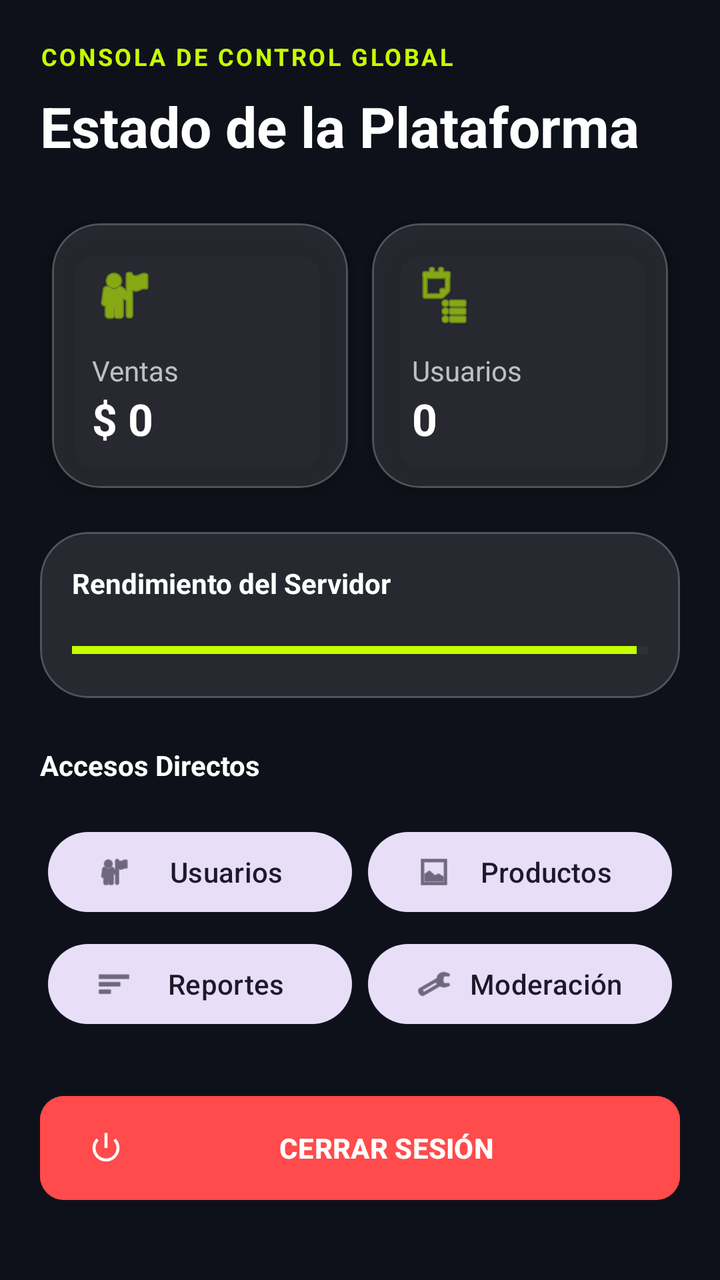
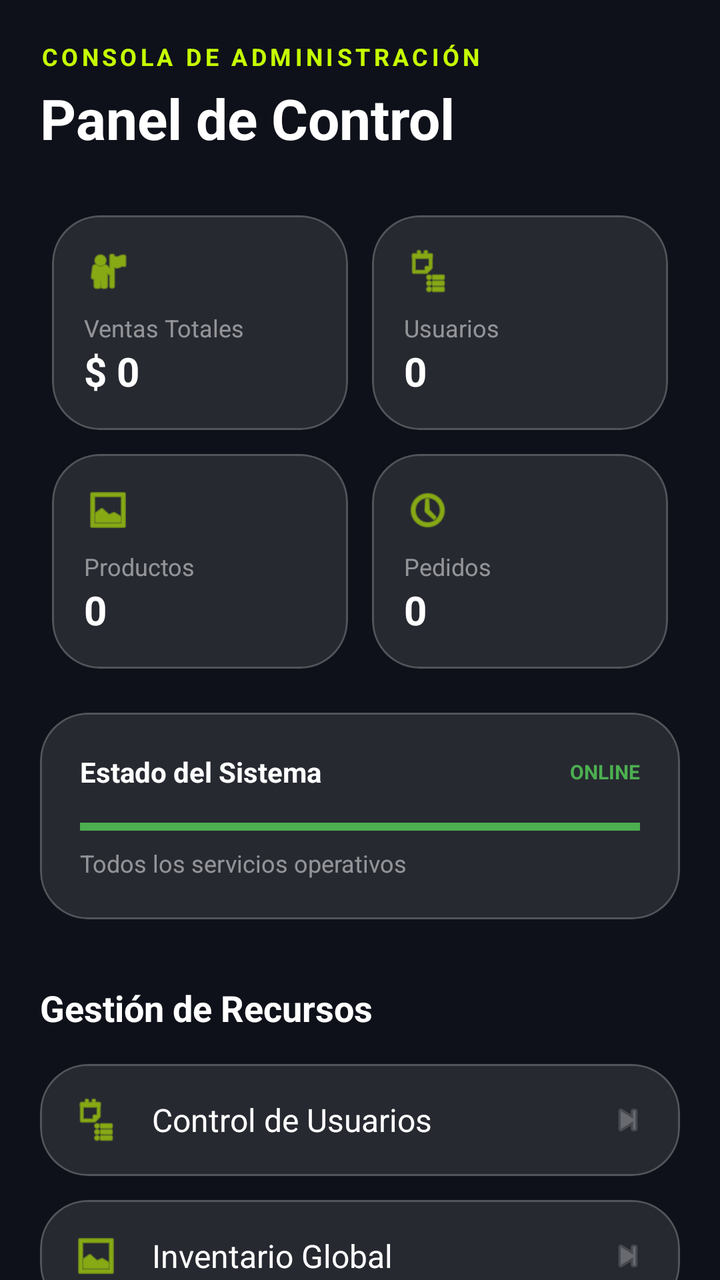

Two renders of the same Android screen: before a commit and after it. Below are the layout's source before the change and the commit's diff.
<!-- AndroidManifest.xml: application theme Theme.VoltCore -->
<!-- res/layout/fragment_admin_dashboard.xml -->
<?xml version="1.0" encoding="utf-8"?>
<androidx.core.widget.NestedScrollView xmlns:android="http://schemas.android.com/apk/res/android"
    xmlns:app="http://schemas.android.com/apk/res-auto"
    android:layout_width="match_parent"
    android:layout_height="match_parent"
    android:background="@color/volt_background">

    <LinearLayout
        android:layout_width="match_parent"
        android:layout_height="wrap_content"
        android:orientation="vertical"
        android:padding="20dp">

        <TextView
            android:layout_width="wrap_content"
            android:layout_height="wrap_content"
            android:layout_marginBottom="8dp"
            android:text="CONSOLA DE CONTROL GLOBAL"
            android:textColor="@color/volt_primary"
            android:textSize="12sp"
            android:letterSpacing="0.1"
            android:textStyle="bold" />

        <TextView
            android:layout_width="wrap_content"
            android:layout_height="wrap_content"
            android:layout_marginBottom="24dp"
            android:text="Estado de la Plataforma"
            android:textColor="@color/white"
            android:textSize="28sp"
            android:textStyle="bold" />

        <GridLayout
            android:layout_width="match_parent"
            android:layout_height="wrap_content"
            android:columnCount="2"
            android:rowCount="2">

            <com.google.android.material.card.MaterialCardView
                style="@style/Widget.VoltCore.Card"
                android:layout_width="0dp"
                android:layout_height="wrap_content"
                android:layout_columnWeight="1"
                android:layout_margin="6dp"
                app:cardElevation="8dp">
                <LinearLayout
                    android:layout_width="match_parent"
                    android:layout_height="wrap_content"
                    android:gravity="start"
                    android:orientation="vertical"
                    android:padding="20dp">
                    <ImageView
                        android:layout_width="32dp"
                        android:layout_height="32dp"
                        android:src="@android:drawable/ic_menu_myplaces"
                        app:tint="@color/volt_primary"
                        android:layout_marginBottom="12dp"
                        android:contentDescription="Ventas" />
                    <TextView
                        android:layout_width="wrap_content"
                        android:layout_height="wrap_content"
                        android:text="Ventas"
                        android:textColor="#B3FFFFFF"
                        android:textSize="14sp" />
                    <TextView
                        android:id="@+id/tvTotalSales"
                        android:layout_width="wrap_content"
                        android:layout_height="wrap_content"
                        android:text="$ 0"
                        android:textColor="@color/white"
                        android:textSize="22sp"
                        android:textStyle="bold" />
                </LinearLayout>
            </com.google.android.material.card.MaterialCardView>

            <com.google.android.material.card.MaterialCardView
                style="@style/Widget.VoltCore.Card"
                android:layout_width="0dp"
                android:layout_height="wrap_content"
                android:layout_columnWeight="1"
                android:layout_margin="6dp"
                app:cardElevation="8dp">
                <LinearLayout
                    android:layout_width="match_parent"
                    android:layout_height="wrap_content"
                    android:gravity="start"
                    android:orientation="vertical"
                    android:padding="20dp">
                    <ImageView
                        android:layout_width="32dp"
                        android:layout_height="32dp"
                        android:src="@android:drawable/ic_menu_agenda"
                        app:tint="@color/volt_primary"
                        android:layout_marginBottom="12dp"
                        android:contentDescription="Usuarios" />
                    <TextView
                        android:layout_width="wrap_content"
                        android:layout_height="wrap_content"
                        android:text="Usuarios"
                        android:textColor="#B3FFFFFF"
                        android:textSize="14sp" />
                    <TextView
                        android:id="@+id/tvUserCount"
                        android:layout_width="wrap_content"
                        android:layout_height="wrap_content"
                        android:text="0"
                        android:textColor="@color/white"
                        android:textSize="22sp"
                        android:textStyle="bold" />
                </LinearLayout>
            </com.google.android.material.card.MaterialCardView>

        </GridLayout>

        <com.google.android.material.card.MaterialCardView
            style="@style/Widget.VoltCore.Card"
            android:layout_width="match_parent"
            android:layout_height="wrap_content"
            android:layout_marginTop="16dp">
            <LinearLayout
                android:layout_width="match_parent"
                android:layout_height="wrap_content"
                android:orientation="vertical"
                android:padding="16dp">
                <TextView
                    android:layout_width="wrap_content"
                    android:layout_height="wrap_content"
                    android:text="Rendimiento del Servidor"
                    android:textColor="@color/white"
                    android:textStyle="bold" />
                <ProgressBar
                    style="@style/Widget.AppCompat.ProgressBar.Horizontal"
                    android:layout_width="match_parent"
                    android:layout_height="wrap_content"
                    android:layout_marginTop="16dp"
                    android:progress="98"
                    android:progressTint="@color/volt_primary" />
            </LinearLayout>
        </com.google.android.material.card.MaterialCardView>

        <TextView
            android:layout_width="wrap_content"
            android:layout_height="wrap_content"
            android:layout_marginTop="24dp"
            android:layout_marginBottom="16dp"
            android:text="@string/admin_shortcuts"
            android:textColor="@color/white"
            android:textStyle="bold" />

        <GridLayout
            android:layout_width="match_parent"
            android:layout_height="wrap_content"
            android:columnCount="2">

            <com.google.android.material.button.MaterialButton
                android:id="@+id/btnManageUsers"
                style="@style/Widget.Material3.Button.TonalButton"
                android:layout_width="0dp"
                android:layout_height="wrap_content"
                android:layout_columnWeight="1"
                android:layout_margin="4dp"
                android:text="@string/users"
                app:icon="@android:drawable/ic_menu_myplaces" />

            <com.google.android.material.button.MaterialButton
                android:id="@+id/btnManageProducts"
                style="@style/Widget.Material3.Button.TonalButton"
                android:layout_width="0dp"
                android:layout_height="wrap_content"
                android:layout_columnWeight="1"
                android:layout_margin="4dp"
                android:text="@string/products"
                app:icon="@android:drawable/ic_menu_gallery" />

            <com.google.android.material.button.MaterialButton
                android:id="@+id/btnViewReports"
                style="@style/Widget.Material3.Button.TonalButton"
                android:layout_width="0dp"
                android:layout_height="wrap_content"
                android:layout_columnWeight="1"
                android:layout_margin="4dp"
                android:text="@string/reports"
                app:icon="@android:drawable/ic_menu_sort_by_size" />

            <com.google.android.material.button.MaterialButton
                android:id="@+id/btnModeration"
                style="@style/Widget.Material3.Button.TonalButton"
                android:layout_width="0dp"
                android:layout_height="wrap_content"
                android:layout_columnWeight="1"
                android:layout_margin="4dp"
                android:text="@string/moderation"
                app:icon="@android:drawable/ic_menu_manage" />

        </GridLayout>

        <com.google.android.material.button.MaterialButton
            android:id="@+id/btnLogout"
            android:layout_width="match_parent"
            android:layout_height="60dp"
            android:layout_marginTop="24dp"
            android:text="CERRAR SESIÓN"
            android:backgroundTint="#FF4B4B"
            android:textColor="@color/white"
            android:textStyle="bold"
            app:cornerRadius="12dp"
            app:icon="@android:drawable/ic_lock_power_off"
            app:iconTint="@color/white" />

    </LinearLayout>
</androidx.core.widget.NestedScrollView>
<!-- resources referenced by this layout -->
<resources>
  <color name="volt_background">#0F111A</color>
  <color name="volt_primary">#C6FF00</color>
  <color name="white">#FFFFFFFF</color>
  <string name="admin_shortcuts">Accesos Directos</string>
  <string name="moderation">Moderación</string>
  <string name="products">Productos</string>
  <string name="reports">Reportes</string>
  <string name="users">Usuarios</string>
  <style name="Widget.VoltCore.Card" parent="Widget.Material3.CardView.Filled">
          <item name="cardCornerRadius">24dp</item>
          <item name="cardBackgroundColor">@color/glass_surface</item>
          <item name="strokeColor">@color/glass_stroke</item>
          <item name="strokeWidth">1dp</item>
      </style>
  <style name="Theme.VoltCore" parent="Base.Theme.VoltCore" />
  <color name="glass_surface">#1AFFFFFF</color>
  <color name="glass_stroke">#33FFFFFF</color>
  <style name="Base.Theme.VoltCore" parent="Theme.Material3.DayNight.NoActionBar">
          
          <item name="colorPrimary">@color/volt_primary</item>
          <item name="android:windowBackground">@color/volt_background</item>
          <item name="colorSurface">@color/glass_surface</item>
          <item name="colorOnSurface">@color/white</item>
      </style>
</resources>

<!-- the commit's change to res/layout/fragment_admin_dashboard.xml (unified diff, before → after) -->
@@ -14,104 +14,173 @@
         <TextView
             android:layout_width="wrap_content"
             android:layout_height="wrap_content"
-            android:layout_marginBottom="8dp"
-            android:text="CONSOLA DE CONTROL GLOBAL"
+            android:layout_marginBottom="4dp"
+            android:text="CONSOLA DE ADMINISTRACIÓN"
             android:textColor="@color/volt_primary"
             android:textSize="12sp"
-            android:letterSpacing="0.1"
+            android:letterSpacing="0.15"
             android:textStyle="bold" />
 
         <TextView
             android:layout_width="wrap_content"
             android:layout_height="wrap_content"
             android:layout_marginBottom="24dp"
-            android:text="Estado de la Plataforma"
+            android:text="Panel de Control"
             android:textColor="@color/white"
             android:textSize="28sp"
             android:textStyle="bold" />
 
+        
         <GridLayout
             android:layout_width="match_parent"
             android:layout_height="wrap_content"
             android:columnCount="2"
-            android:rowCount="2">
-
+            android:alignmentMode="alignMargins"
+            android:columnOrderPreserved="false">
+
+            
             <com.google.android.material.card.MaterialCardView
                 style="@style/Widget.VoltCore.Card"
                 android:layout_width="0dp"
                 android:layout_height="wrap_content"
                 android:layout_columnWeight="1"
-                android:layout_margin="6dp"
-                app:cardElevation="8dp">
-                <LinearLayout
-                    android:layout_width="match_parent"
-                    android:layout_height="wrap_content"
-                    android:gravity="start"
+                android:layout_margin="6dp">
+                <LinearLayout
+                    android:layout_width="match_parent"
+                    android:layout_height="wrap_content"
                     android:orientation="vertical"
-                    android:padding="20dp">
+                    android:padding="16dp">
                     <ImageView
-                        android:layout_width="32dp"
-                        android:layout_height="32dp"
+                        android:layout_width="24dp"
+                        android:layout_height="24dp"
                         android:src="@android:drawable/ic_menu_myplaces"
                         app:tint="@color/volt_primary"
-                        android:layout_marginBottom="12dp"
-                        android:contentDescription="Ventas" />
-                    <TextView
-                        android:layout_width="wrap_content"
-                        android:layout_height="wrap_content"
-                        android:text="Ventas"
-                        android:textColor="#B3FFFFFF"
-                        android:textSize="14sp" />
+                        android:layout_marginBottom="8dp"/>
+                    <TextView
+                        android:layout_width="wrap_content"
+                        android:layout_height="wrap_content"
+                        android:text="Ventas Totales"
+                        android:textColor="#80FFFFFF"
+                        android:textSize="12sp" />
                     <TextView
                         android:id="@+id/tvTotalSales"
                         android:layout_width="wrap_content"
                         android:layout_height="wrap_content"
                         android:text="$ 0"
                         android:textColor="@color/white"
-                        android:textSize="22sp"
+                        android:textSize="20sp"
                         android:textStyle="bold" />
                 </LinearLayout>
             </com.google.android.material.card.MaterialCardView>
 
+            
             <com.google.android.material.card.MaterialCardView
                 style="@style/Widget.VoltCore.Card"
                 android:layout_width="0dp"
                 android:layout_height="wrap_content"
                 android:layout_columnWeight="1"
-                android:layout_margin="6dp"
-                app:cardElevation="8dp">
-                <LinearLayout
-                    android:layout_width="match_parent"
-                    android:layout_height="wrap_content"
-                    android:gravity="start"
+                android:layout_margin="6dp">
+                <LinearLayout
+                    android:layout_width="match_parent"
+                    android:layout_height="wrap_content"
                     android:orientation="vertical"
-                    android:padding="20dp">
+                    android:padding="16dp">
                     <ImageView
-                        android:layout_width="32dp"
-                        android:layout_height="32dp"
+                        android:layout_width="24dp"
+                        android:layout_height="24dp"
                         android:src="@android:drawable/ic_menu_agenda"
                         app:tint="@color/volt_primary"
-                        android:layout_marginBottom="12dp"
-                        android:contentDescription="Usuarios" />
+                        android:layout_marginBottom="8dp"/>
                     <TextView
                         android:layout_width="wrap_content"
                         android:layout_height="wrap_content"
                         android:text="Usuarios"
-                        android:textColor="#B3FFFFFF"
-                        android:textSize="14sp" />
+                        android:textColor="#80FFFFFF"
+                        android:textSize="12sp" />
                     <TextView
                         android:id="@+id/tvUserCount"
                         android:layout_width="wrap_content"
                         android:layout_height="wrap_content"
                         android:text="0"
                         android:textColor="@color/white"
-                        android:textSize="22sp"
+                        android:textSize="20sp"
                         android:textStyle="bold" />
                 </LinearLayout>
             </com.google.android.material.card.MaterialCardView>
 
+            
+            <com.google.android.material.card.MaterialCardView
+                style="@style/Widget.VoltCore.Card"
+                android:layout_width="0dp"
+                android:layout_height="wrap_content"
+                android:layout_columnWeight="1"
+                android:layout_margin="6dp">
+                <LinearLayout
+                    android:layout_width="match_parent"
+                    android:layout_height="wrap_content"
+                    android:orientation="vertical"
+                    android:padding="16dp">
+                    <ImageView
+                        android:layout_width="24dp"
+                        android:layout_height="24dp"
+                        android:src="@android:drawable/ic_menu_gallery"
+                        app:tint="@color/volt_primary"
+                        android:layout_marginBottom="8dp"/>
+                    <TextView
+                        android:layout_width="wrap_content"
+                        android:layout_height="wrap_content"
+                        android:text="Productos"
+                        android:textColor="#80FFFFFF"
+                        android:textSize="12sp" />
+                    <TextView
+                        android:id="@+id/tvProductCount"
+                        android:layout_width="wrap_content"
+                        android:layout_height="wrap_content"
+                        android:text="0"
+                        android:textColor="@color/white"
+                        android:textSize="20sp"
+                        android:textStyle="bold" />
+                </LinearLayout>
+            </com.google.android.material.card.MaterialCardView>
+
+            
+            <com.google.android.material.card.MaterialCardView
+                style="@style/Widget.VoltCore.Card"
+                android:layout_width="0dp"
+                android:layout_height="wrap_content"
+                android:layout_columnWeight="1"
+                android:layout_margin="6dp">
+                <LinearLayout
+                    android:layout_width="match_parent"
+                    android:layout_height="wrap_content"
+                    android:orientation="vertical"
+                    android:padding="16dp">
+                    <ImageView
+                        android:layout_width="24dp"
+                        android:layout_height="24dp"
+                        android:src="@android:drawable/ic_menu_recent_history"
+                        app:tint="@color/volt_primary"
+                        android:layout_marginBottom="8dp"/>
+                    <TextView
+                        android:layout_width="wrap_content"
+                        android:layout_height="wrap_content"
+                        android:text="Pedidos"
+                        android:textColor="#80FFFFFF"
+                        android:textSize="12sp" />
+                    <TextView
+                        android:id="@+id/tvOrderCount"
+                        android:layout_width="wrap_content"
+                        android:layout_height="wrap_content"
+                        android:text="0"
+                        android:textColor="@color/white"
+                        android:textSize="20sp"
+                        android:textStyle="bold" />
+                </LinearLayout>
+            </com.google.android.material.card.MaterialCardView>
+
         </GridLayout>
 
+        
         <com.google.android.material.card.MaterialCardView
             style="@style/Widget.VoltCore.Card"
             android:layout_width="match_parent"
@@ -121,91 +190,192 @@
                 android:layout_width="match_parent"
                 android:layout_height="wrap_content"
                 android:orientation="vertical"
-                android:padding="16dp">
-                <TextView
-                    android:layout_width="wrap_content"
-                    android:layout_height="wrap_content"
-                    android:text="Rendimiento del Servidor"
-                    android:textColor="@color/white"
-                    android:textStyle="bold" />
+                android:padding="20dp">
+                <LinearLayout
+                    android:layout_width="match_parent"
+                    android:layout_height="wrap_content"
+                    android:orientation="horizontal"
+                    android:gravity="center_vertical">
+                    <TextView
+                        android:layout_width="0dp"
+                        android:layout_height="wrap_content"
+                        android:layout_weight="1"
+                        android:text="Estado del Sistema"
+                        android:textColor="@color/white"
+                        android:textStyle="bold" />
+                    <TextView
+                        android:layout_width="wrap_content"
+                        android:layout_height="wrap_content"
+                        android:text="ONLINE"
+                        android:textColor="#4CAF50"
+                        android:textSize="10sp"
+                        android:textStyle="bold" />
+                </LinearLayout>
+
                 <ProgressBar
                     style="@style/Widget.AppCompat.ProgressBar.Horizontal"
                     android:layout_width="match_parent"
-                    android:layout_height="wrap_content"
+                    android:layout_height="4dp"
                     android:layout_marginTop="16dp"
-                    android:progress="98"
-                    android:progressTint="@color/volt_primary" />
+                    android:progress="100"
+                    android:progressTint="#4CAF50" />
+
+                <TextView
+                    android:layout_width="wrap_content"
+                    android:layout_height="wrap_content"
+                    android:layout_marginTop="8dp"
+                    android:text="Todos los servicios operativos"
+                    android:textColor="#80FFFFFF"
+                    android:textSize="12sp" />
             </LinearLayout>
         </com.google.android.material.card.MaterialCardView>
 
         <TextView
             android:layout_width="wrap_content"
             android:layout_height="wrap_content"
-            android:layout_marginTop="24dp"
+            android:layout_marginTop="32dp"
             android:layout_marginBottom="16dp"
-            android:text="@string/admin_shortcuts"
+            android:text="Gestión de Recursos"
             android:textColor="@color/white"
+            android:textSize="18sp"
             android:textStyle="bold" />
 
-        <GridLayout
-            android:layout_width="match_parent"
-            android:layout_height="wrap_content"
-            android:columnCount="2">
-
-            <com.google.android.material.button.MaterialButton
-                android:id="@+id/btnManageUsers"
-                style="@style/Widget.Material3.Button.TonalButton"
-                android:layout_width="0dp"
-                android:layout_height="wrap_content"
-                android:layout_columnWeight="1"
-                android:layout_margin="4dp"
-                android:text="@string/users"
-                app:icon="@android:drawable/ic_menu_myplaces" />
-
-            <com.google.android.material.button.MaterialButton
-                android:id="@+id/btnManageProducts"
-                style="@style/Widget.Material3.Button.TonalButton"
-                android:layout_width="0dp"
-                android:layout_height="wrap_content"
-                android:layout_columnWeight="1"
-                android:layout_margin="4dp"
-                android:text="@string/products"
-                app:icon="@android:drawable/ic_menu_gallery" />
-
-            <com.google.android.material.button.MaterialButton
-                android:id="@+id/btnViewReports"
-                style="@style/Widget.Material3.Button.TonalButton"
-                android:layout_width="0dp"
-                android:layout_height="wrap_content"
-                android:layout_columnWeight="1"
-                android:layout_margin="4dp"
-                android:text="@string/reports"
-                app:icon="@android:drawable/ic_menu_sort_by_size" />
-
-            <com.google.android.material.button.MaterialButton
-                android:id="@+id/btnModeration"
-                style="@style/Widget.Material3.Button.TonalButton"
-                android:layout_width="0dp"
-                android:layout_height="wrap_content"
-                android:layout_columnWeight="1"
-                android:layout_margin="4dp"
-                android:text="@string/moderation"
-                app:icon="@android:drawable/ic_menu_manage" />
-
-        </GridLayout>
-
-        <com.google.android.material.button.MaterialButton
-            android:id="@+id/btnLogout"
-            android:layout_width="match_parent"
-            android:layout_height="60dp"
-            android:layout_marginTop="24dp"
-            android:text="CERRAR SESIÓN"
-            android:backgroundTint="#FF4B4B"
-            android:textColor="@color/white"
-            android:textStyle="bold"
-            app:cornerRadius="12dp"
-            app:icon="@android:drawable/ic_lock_power_off"
-            app:iconTint="@color/white" />
+        
+        <com.google.android.material.card.MaterialCardView
+            android:id="@+id/btnManageUsers"
+            style="@style/Widget.VoltCore.Card"
+            android:layout_width="match_parent"
+            android:layout_height="wrap_content"
+            android:layout_marginBottom="12dp"
+            android:clickable="true"
+            android:focusable="true">
+            <LinearLayout
+                android:layout_width="match_parent"
+                android:layout_height="wrap_content"
+                android:padding="16dp"
+                android:gravity="center_vertical">
+                <ImageView
+                    android:layout_width="24dp"
+                    android:layout_height="24dp"
+                    android:src="@android:drawable/ic_menu_agenda"
+                    app:tint="@color/volt_primary"/>
+                <TextView
+                    android:layout_width="0dp"
+                    android:layout_height="wrap_content"
+                    android:layout_weight="1"
+                    android:layout_marginStart="16dp"
+                    android:text="Control de Usuarios"
+                    android:textColor="@color/white"
+                    android:textSize="16sp"/>
+                <ImageView
+                    android:layout_width="20dp"
+                    android:layout_height="20dp"
+                    android:src="@android:drawable/ic_media_next"
+                    app:tint="#4DFFFFFF"/>
+            </LinearLayout>
+        </com.google.android.material.card.MaterialCardView>
+
+        <com.google.android.material.card.MaterialCardView
+            android:id="@+id/btnManageProducts"
+            style="@style/Widget.VoltCore.Card"
+            android:layout_width="match_parent"
+            android:layout_height="wrap_content"
+            android:layout_marginBottom="12dp"
+            android:clickable="true"
+            android:focusable="true">
+            <LinearLayout
+                android:layout_width="match_parent"
+                android:layout_height="wrap_content"
+                android:padding="16dp"
+                android:gravity="center_vertical">
+                <ImageView
+                    android:layout_width="24dp"
+                    android:layout_height="24dp"
+                    android:src="@android:drawable/ic_menu_gallery"
+                    app:tint="@color/volt_primary"/>
+                <TextView
+                    android:layout_width="0dp"
+                    android:layout_height="wrap_content"
+                    android:layout_weight="1"
+                    android:layout_marginStart="16dp"
+                    android:text="Inventario Global"
+                    android:textColor="@color/white"
+                    android:textSize="16sp"/>
+                <ImageView
+                    android:layout_width="20dp"
+                    android:layout_height="20dp"
+                    android:src="@android:drawable/ic_media_next"
+                    app:tint="#4DFFFFFF"/>
+            </LinearLayout>
+        </com.google.android.material.card.MaterialCardView>
+
+        <com.google.android.material.card.MaterialCardView
+            android:id="@+id/btnViewReports"
+            style="@style/Widget.VoltCore.Card"
+            android:layout_width="match_parent"
+            android:layout_height="wrap_content"
+            android:layout_marginBottom="12dp"
+            android:clickable="true"
+            android:focusable="true">
+            <LinearLayout
+                android:layout_width="match_parent"
+                android:layout_height="wrap_content"
+                android:padding="16dp"
+                android:gravity="center_vertical">
+                <ImageView
+                    android:layout_width="24dp"
+                    android:layout_height="24dp"
+                    android:src="@android:drawable/ic_menu_report_image"
+                    app:tint="@color/volt_primary"/>
+                <TextView
+                    android:layout_width="0dp"
+                    android:layout_height="wrap_content"
+                    android:layout_weight="1"
+                    android:layout_marginStart="16dp"
+                    android:text="Informes y Estadísticas"
+                    android:textColor="@color/white"
+                    android:textSize="16sp"/>
+                <ImageView
+                    android:layout_width="20dp"
+                    android:layout_height="20dp"
+                    android:src="@android:drawable/ic_media_next"
+                    app:tint="#4DFFFFFF"/>
+            </LinearLayout>
+        </com.google.android.material.card.MaterialCardView>
+
+        <com.google.android.material.card.MaterialCardView
+            android:id="@+id/btnModeration"
+            style="@style/Widget.VoltCore.Card"
+            android:layout_width="match_parent"
+            android:layout_height="wrap_content"
+            android:layout_marginBottom="32dp"
+            android:clickable="true"
+            android:focusable="true">
+            <LinearLayout
+                android:layout_width="match_parent"
+                android:layout_height="wrap_content"
+                android:padding="16dp"
+                android:gravity="center_vertical">
+                <ImageView
+                    android:layout_width="24dp"
+                    android:layout_height="24dp"
+                    android:src="@android:drawable/ic_menu_manage"
+                    app:tint="@color/volt_primary"/>
+                <TextView
+                    android:layout_width="0dp"
+                    android:layout_height="wrap_content"
+                    android:layout_weight="1"
+                    android:layout_marginStart="16dp"
+                    android:text="Moderación de Contenido"
+                    android:textColor="@color/white"
+                    android:textSize="16sp"/>
+                <ImageView
+                    android:layout_width="20dp"
+                    android:layout_height="20dp"
+                    android:src="@android:drawable/ic_media_next"
+                    app:tint="#4DFFFFFF"/>
+            </LinearLayout>
+        </com.google.android.material.card.MaterialCardView>
 
     </LinearLayout>
 </androidx.core.widget.NestedScrollView>
<!-- resource entries referenced after the edit -->
@@ -3,11 +3,6 @@
   <color name="volt_background">#0F111A</color>
   <color name="volt_primary">#C6FF00</color>
   <color name="white">#FFFFFFFF</color>
-  <string name="admin_shortcuts">Accesos Directos</string>
-  <string name="moderation">Moderación</string>
-  <string name="products">Productos</string>
-  <string name="reports">Reportes</string>
-  <string name="users">Usuarios</string>
   <style name="Widget.VoltCore.Card" parent="Widget.Material3.CardView.Filled">
           <item name="cardCornerRadius">24dp</item>
           <item name="cardBackgroundColor">@color/glass_surface</item>
